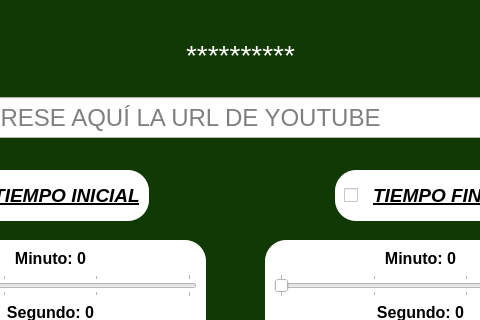
LJMT89/youtube_descargas, file descargas_youtube/ui/descargar_youtube.ui: the form before one commit; both pictures show x 165 to 645 and y 0 to 320 of the 800 by 600 pixel window.
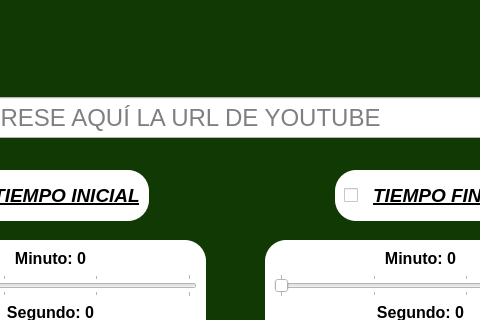
The form after the commit. Icons and pictures are not drawn.

```diff
--- a/descargas_youtube/ui/descargar_youtube.ui
+++ b/descargas_youtube/ui/descargar_youtube.ui
@@ -790,7 +790,7 @@
      <string notr="true">color: rgb(255, 255, 255);</string>
     </property>
     <property name="text">
-     <string>**********</string>
+     <string/>
     </property>
     <property name="alignment">
      <set>Qt::AlignCenter</set>
```
Left out of the diff: 2 changed lines with no effect on the pictures.
